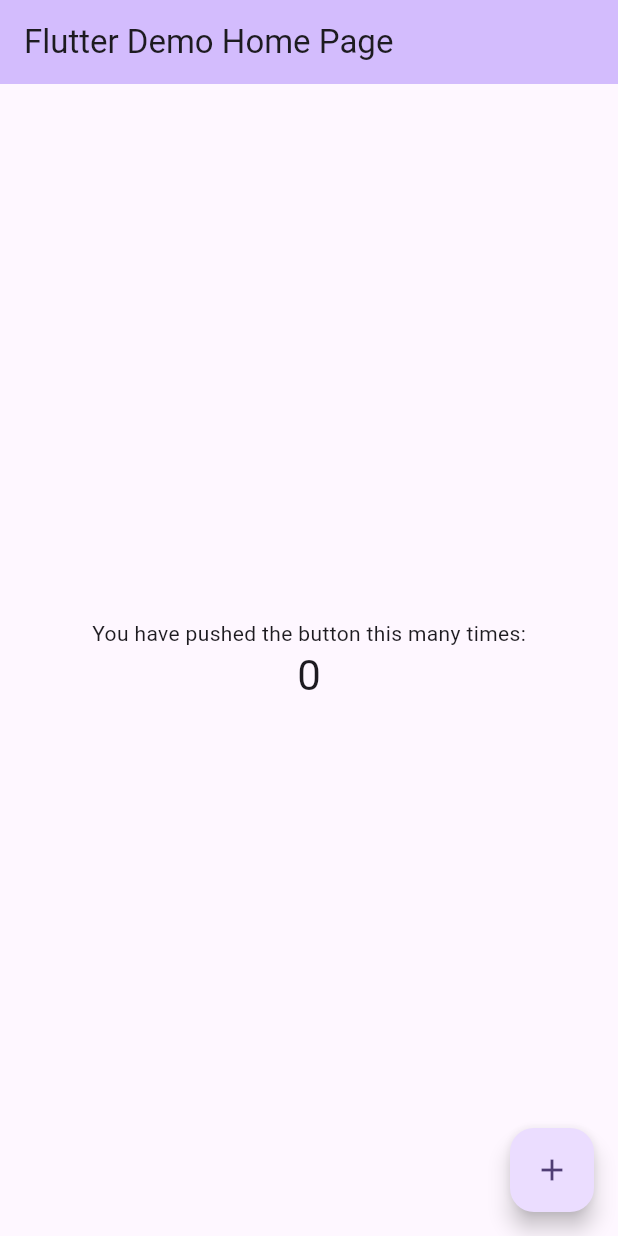
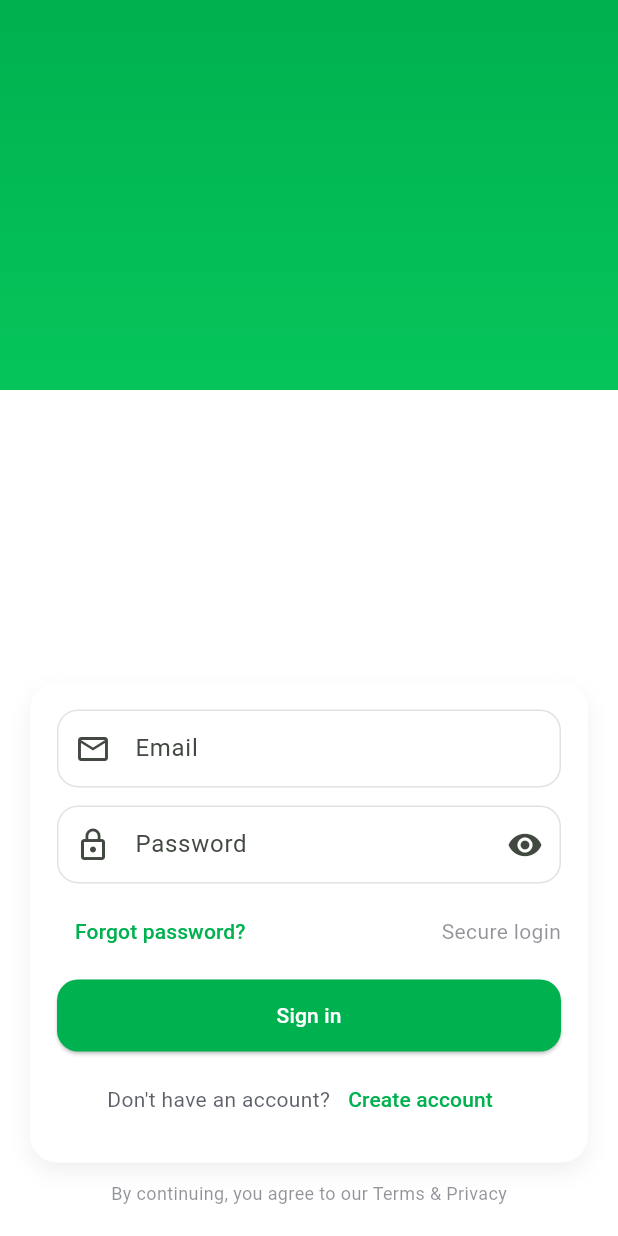
Before and after one commit to Loong0404/Mobile-Assignment, a Flutter app: the screen it shows after launch, on a phone screen of 412 x 824 dp. Run offline on Flutter 3.47's test engine with Material 3 defaults, Android fonts, the phone set to English and light mode, and no system bars.

Commit message:
main page (no design)

```diff
--- /dev/null
+++ b/mobile_assigment/lib/app_router.dart
@@ -0,0 +1,24 @@
+import 'package:flutter/material.dart';
+import 'frontend/home.dart';
+import 'frontend/profile.dart'; // 内含 LoginPage / RegisterPage
+
+class AppRouter {
+  static const login = '/login';
+  static const register = '/register';
+  static const home = '/home';
+  static const appointments = '/appointments';
+  static const booking = '/booking';
+  static const tracking = '/tracking';
+  static const billing = '/billing';
+  static const feedback = '/feedback';
+  static const profile = '/profile';
+
+  static Map<String, WidgetBuilder> routes = {
+    login: (_) => const LoginPage(),
+    register: (_) => const RegisterPage(),
+    home: (_) => const HomePage(),
+
+    // 其余页面先占位，后续你们再填充
+    profile: (_) => const ProfilePage(),
+  };
+}
--- /dev/null
+++ b/mobile_assigment/lib/backend/profile.dart
@@ -0,0 +1,65 @@
+class AuthException implements Exception {
+  final String message;
+  AuthException(this.message);
+}
+
+class User {
+  final String id;
+  final String name;
+  final String email;
+  final String? plateNo;
+  User({
+    required this.id,
+    required this.name,
+    required this.email,
+    this.plateNo,
+  });
+}
+
+/// 你可以后续替换为 Firebase 实现；UI 只依赖这个接口
+abstract class ProfileBackend {
+  static ProfileBackend instance = MockProfileBackend();
+
+  Future<User> signIn(String email, String password);
+  Future<User> register({
+    required String name,
+    required String email,
+    required String password,
+    String? plateNo,
+  });
+}
+
+/// Mock 版：仅用于联调 UI
+class MockProfileBackend implements ProfileBackend {
+  final Map<String, User> _db = {}; // email -> user
+
+  @override
+  Future<User> signIn(String email, String password) async {
+    await Future.delayed(const Duration(milliseconds: 800));
+    final u = _db[email.toLowerCase()];
+    if (u == null) throw AuthException('Account not found, please register');
+    return u;
+  }
+
+  @override
+  Future<User> register({
+    required String name,
+    required String email,
+    required String password,
+    String? plateNo,
+  }) async {
+    await Future.delayed(const Duration(milliseconds: 900));
+    final key = email.toLowerCase();
+    if (_db.containsKey(key)) {
+      throw AuthException('Email already registered');
+    }
+    final user = User(
+      id: DateTime.now().millisecondsSinceEpoch.toString(),
+      name: name,
+      email: key,
+      plateNo: plateNo,
+    );
+    _db[key] = user;
+    return user;
+  }
+}
--- /dev/null
+++ b/mobile_assigment/lib/frontend/profile.dart
@@ -0,0 +1,417 @@
+import 'package:flutter/material.dart';
+import '../app_router.dart';
+import '../main.dart';
+import '../backend/profile.dart';
+
+class LoginPage extends StatefulWidget {
+  const LoginPage({super.key});
+  @override
+  State<LoginPage> createState() => _LoginPageState();
+}
+
+class _LoginPageState extends State<LoginPage> {
+  final _form = GlobalKey<FormState>();
+  final _email = TextEditingController();
+  final _password = TextEditingController();
+  bool _obscure = true;
+  bool _loading = false;
+
+  @override
+  void dispose() {
+    _email.dispose();
+    _password.dispose();
+    super.dispose();
+  }
+
+  Future<void> _submit() async {
+    if (!_form.currentState!.validate()) return;
+    setState(() => _loading = true);
+    try {
+      await ProfileBackend.instance.signIn(_email.text.trim(), _password.text);
+      if (mounted) {
+        Navigator.pushReplacementNamed(context, AppRouter.home);
+      }
+    } on AuthException catch (e) {
+      ScaffoldMessenger.of(
+        context,
+      ).showSnackBar(SnackBar(content: Text(e.message)));
+    } finally {
+      if (mounted) setState(() => _loading = false);
+    }
+  }
+
+  @override
+  Widget build(BuildContext context) {
+    const grabGreen = WmsApp.grabGreen;
+    const grabDark = WmsApp.grabDark;
+
+    return Scaffold(
+      resizeToAvoidBottomInset: true,
+      body: Stack(
+        children: [
+          // 顶部 Grab 绿渐变头图（模仿 Grab 清爽块面）
+          Container(
+            height: 260,
+            decoration: const BoxDecoration(
+              gradient: LinearGradient(
+                colors: [grabGreen, Color(0xFF05C55A)],
+                begin: Alignment.topCenter,
+                end: Alignment.bottomCenter,
+              ),
+            ),
+          ),
+          // 曲线卡片
+          Align(
+            alignment: Alignment.bottomCenter,
+            child: SingleChildScrollView(
+              padding: const EdgeInsets.fromLTRB(20, 80, 20, 20),
+              child: Column(
+                children: [
+                  const SizedBox(height: 28),
+                  // 顶部标题
+                  Column(
+                    crossAxisAlignment: CrossAxisAlignment.start,
+                    children: const [
+                      Text(
+                        'Welcome back',
+                        style: TextStyle(
+                          color: Colors.white,
+                          fontSize: 26,
+                          fontWeight: FontWeight.w600,
+                        ),
+                      ),
+                      SizedBox(height: 8),
+                      Text(
+                        'Sign in to manage your vehicle service',
+                        style: TextStyle(color: Colors.white70),
+                      ),
+                    ],
+                  ),
+                  const SizedBox(height: 18),
+                  // 内容卡片
+                  Container(
+                    padding: const EdgeInsets.all(18),
+                    decoration: BoxDecoration(
+                      color: Colors.white,
+                      borderRadius: BorderRadius.circular(18),
+                      boxShadow: [
+                        BoxShadow(
+                          color: Colors.black.withOpacity(.06),
+                          blurRadius: 12,
+                          offset: const Offset(0, 6),
+                        ),
+                      ],
+                    ),
+                    child: Form(
+                      key: _form,
+                      child: Column(
+                        children: [
+                          TextFormField(
+                            controller: _email,
+                            keyboardType: TextInputType.emailAddress,
+                            decoration: const InputDecoration(
+                              labelText: 'Email',
+                              hintText: 'name@example.com',
+                              prefixIcon: Icon(Icons.email_outlined),
+                            ),
+                            validator: (v) {
+                              if (v == null || v.trim().isEmpty) {
+                                return 'Please enter your email';
+                              }
+                              final ok = RegExp(
+                                r'^[^@]+@[^@]+\.[^@]+$',
+                              ).hasMatch(v.trim());
+                              return ok ? null : 'Invalid email format';
+                            },
+                          ),
+                          const SizedBox(height: 12),
+                          TextFormField(
+                            controller: _password,
+                            obscureText: _obscure,
+                            decoration: InputDecoration(
+                              labelText: 'Password',
+                              prefixIcon: const Icon(Icons.lock_outline),
+                              suffixIcon: IconButton(
+                                icon: Icon(
+                                  _obscure
+                                      ? Icons.visibility
+                                      : Icons.visibility_off,
+                                ),
+                                onPressed: () =>
+                                    setState(() => _obscure = !_obscure),
+                              ),
+                            ),
+                            validator: (v) {
+                              if (v == null || v.isEmpty)
+                                return 'Please enter your password';
+                              if (v.length < 6)
+                                return 'Password must be at least 6 characters';
+                              return null;
+                            },
+                          ),
+                          const SizedBox(height: 8),
+                          Row(
+                            children: [
+                              TextButton(
+                                onPressed: () {
+                                  ScaffoldMessenger.of(context).showSnackBar(
+                                    const SnackBar(
+                                      content: Text(
+                                        'Reset password link sent (mock)',
+                                      ),
+                                    ),
+                                  );
+                                },
+                                child: const Text('Forgot password?'),
+                              ),
+                              const Spacer(),
+                              Text(
+                                'Secure login',
+                                style: TextStyle(
+                                  color: grabDark.withOpacity(.55),
+                                ),
+                              ),
+                            ],
+                          ),
+                          const SizedBox(height: 8),
+                          _loading
+                              ? const Padding(
+                                  padding: EdgeInsets.symmetric(vertical: 8.0),
+                                  child: CircularProgressIndicator(),
+                                )
+                              : ElevatedButton(
+                                  onPressed: _submit,
+                                  child: const Text('Sign in'),
+                                ),
+                          const SizedBox(height: 8),
+                          Row(
+                            mainAxisAlignment: MainAxisAlignment.center,
+                            children: [
+                              Text(
+                                "Don't have an account?",
+                                style: TextStyle(
+                                  color: grabDark.withOpacity(.8),
+                                ),
+                              ),
+                              TextButton(
+                                onPressed: () => Navigator.pushNamed(
+                                  context,
+                                  AppRouter.register,
+                                ),
+                                child: const Text('Create account'),
+                              ),
+                            ],
+                          ),
+                        ],
+                      ),
+                    ),
+                  ),
+                  const SizedBox(height: 12),
+                  // 辅助说明
+                  Text(
+                    'By continuing, you agree to our Terms & Privacy',
+                    style: TextStyle(
+                      color: grabDark.withOpacity(.55),
+                      fontSize: 12,
+                    ),
+                  ),
+                ],
+              ),
+            ),
+          ),
+        ],
+      ),
+    );
+  }
+}
+
+class RegisterPage extends StatefulWidget {
+  const RegisterPage({super.key});
+  @override
+  State<RegisterPage> createState() => _RegisterPageState();
+}
+
+class _RegisterPageState extends State<RegisterPage> {
+  final _form = GlobalKey<FormState>();
+  final _name = TextEditingController();
+  final _email = TextEditingController();
+  final _password = TextEditingController();
+  final _confirm = TextEditingController();
+  final _plate = TextEditingController();
+  bool _obscure1 = true, _obscure2 = true;
+  bool _loading = false;
+
+  @override
+  void dispose() {
+    _name.dispose();
+    _email.dispose();
+    _password.dispose();
+    _confirm.dispose();
+    _plate.dispose();
+    super.dispose();
+  }
+
+  Future<void> _submit() async {
+    if (!_form.currentState!.validate()) return;
+    setState(() => _loading = true);
+    try {
+      await ProfileBackend.instance.register(
+        name: _name.text.trim(),
+        email: _email.text.trim(),
+        password: _password.text,
+        plateNo: _plate.text.trim(),
+      );
+      if (mounted) {
+        // 注册成功 → 返回登录或直接进首页
+        Navigator.pushNamedAndRemoveUntil(
+          context,
+          AppRouter.home,
+          (_) => false,
+        );
+      }
+    } on AuthException catch (e) {
+      ScaffoldMessenger.of(
+        context,
+      ).showSnackBar(SnackBar(content: Text(e.message)));
+    } finally {
+      if (mounted) setState(() => _loading = false);
+    }
+  }
+
+  @override
+  Widget build(BuildContext context) {
+    const grabGreen = WmsApp.grabGreen;
+
+    return Scaffold(
+      appBar: AppBar(title: const Text('Create your account')),
+      body: SingleChildScrollView(
+        padding: const EdgeInsets.fromLTRB(20, 12, 20, 24),
+        child: Form(
+          key: _form,
+          child: Column(
+            crossAxisAlignment: CrossAxisAlignment.start,
+            children: [
+              // 顶部品牌色标题条
+              Container(
+                padding: const EdgeInsets.all(14),
+                decoration: BoxDecoration(
+                  color: grabGreen.withOpacity(.08),
+                  borderRadius: BorderRadius.circular(14),
+                ),
+                child: const Text(
+                  'Join WMS — book services, track progress, and pay bills easily.',
+                  style: TextStyle(fontWeight: FontWeight.w600),
+                ),
+              ),
+              const SizedBox(height: 16),
+
+              TextFormField(
+                controller: _name,
+                decoration: const InputDecoration(
+                  labelText: 'Full name',
+                  prefixIcon: Icon(Icons.person_outline),
+                ),
+                validator: (v) => (v == null || v.trim().isEmpty)
+                    ? 'Please enter your name'
+                    : null,
+              ),
+              const SizedBox(height: 12),
+
+              TextFormField(
+                controller: _email,
+                keyboardType: TextInputType.emailAddress,
+                decoration: const InputDecoration(
+                  labelText: 'Email',
+                  hintText: 'name@example.com',
+                  prefixIcon: Icon(Icons.email_outlined),
+                ),
+                validator: (v) {
+                  if (v == null || v.trim().isEmpty)
+                    return 'Please enter your email';
+                  final ok = RegExp(r'^[^@]+@[^@]+\.[^@]+$').hasMatch(v.trim());
+                  return ok ? null : 'Invalid email format';
+                },
+              ),
+              const SizedBox(height: 12),
+
+              TextFormField(
+                controller: _plate,
+                decoration: const InputDecoration(
+                  labelText: 'Car plate (optional)',
+                  prefixIcon: Icon(Icons.directions_car_outlined),
+                ),
+              ),
+              const SizedBox(height: 12),
+
+              TextFormField(
+                controller: _password,
+                obscureText: _obscure1,
+                decoration: InputDecoration(
+                  labelText: 'Password',
+                  prefixIcon: const Icon(Icons.lock_outline),
+                  suffixIcon: IconButton(
+                    onPressed: () => setState(() => _obscure1 = !_obscure1),
+                    icon: Icon(
+                      _obscure1 ? Icons.visibility : Icons.visibility_off,
+                    ),
+                  ),
+                ),
+                validator: (v) {
+                  if (v == null || v.isEmpty) return 'Please set a password';
+                  if (v.length < 6) return 'At least 6 characters';
+                  return null;
+                },
+              ),
+              const SizedBox(height: 12),
+
+              TextFormField(
+                controller: _confirm,
+                obscureText: _obscure2,
+                decoration: InputDecoration(
+                  labelText: 'Confirm password',
+                  prefixIcon: const Icon(Icons.lock_person_outlined),
+                  suffixIcon: IconButton(
+                    onPressed: () => setState(() => _obscure2 = !_obscure2),
+                    icon: Icon(
+                      _obscure2 ? Icons.visibility : Icons.visibility_off,
+                    ),
+                  ),
+                ),
+                validator: (v) =>
+                    (v != _password.text) ? 'Passwords do not match' : null,
+              ),
+              const SizedBox(height: 16),
+
+              _loading
+                  ? const Center(child: CircularProgressIndicator())
+                  : ElevatedButton(
+                      onPressed: _submit,
+                      child: const Text('Create account'),
+                    ),
+              const SizedBox(height: 8),
+              Center(
+                child: TextButton(
+                  onPressed: () =>
+                      Navigator.pushReplacementNamed(context, AppRouter.login),
+                  child: const Text('Already have an account? Sign in'),
+                ),
+              ),
+            ],
+          ),
+        ),
+      ),
+    );
+  }
+}
+
+// 个人资料占位（你后续做）
+class ProfilePage extends StatelessWidget {
+  const ProfilePage({super.key});
+  @override
+  Widget build(BuildContext context) {
+    return Scaffold(
+      appBar: AppBar(title: const Text('Profile')),
+      body: const Center(child: Text('Profile UI (to be implemented)')),
+    );
+  }
+}
--- a/mobile_assigment/lib/main.dart
+++ b/mobile_assigment/lib/main.dart
@@ -1,122 +1,69 @@
 import 'package:flutter/material.dart';
+import 'app_router.dart';
 
 void main() {
-  runApp(const MyApp());
+  runApp(const WmsApp());
 }
 
-class MyApp extends StatelessWidget {
-  const MyApp({super.key});
+class WmsApp extends StatelessWidget {
+  const WmsApp({super.key});
 
-  // This widget is the root of your application.
+  static const grabGreen = Color(0xFF00B14F); // Grab signature green
+  static const grabDark = Color(0xFF363A45); // Supporting dark
+
   @override
   Widget build(BuildContext context) {
+    final colorScheme = ColorScheme.fromSeed(
+      seedColor: grabGreen,
+      brightness: Brightness.light,
+    );
+
     return MaterialApp(
-      title: 'Flutter Demo',
+      title: 'WMS Customer',
+      debugShowCheckedModeBanner: false,
       theme: ThemeData(
-        // This is the theme of your application.
-        //
-        // TRY THIS: Try running your application with "flutter run". You'll see
-        // the application has a purple toolbar. Then, without quitting the app,
-        // try changing the seedColor in the colorScheme below to Colors.green
-        // and then invoke "hot reload" (save your changes or press the "hot
-        // reload" button in a Flutter-supported IDE, or press "r" if you used
-        // the command line to start the app).
-        //
-        // Notice that the counter didn't reset back to zero; the application
-        // state is not lost during the reload. To reset the state, use hot
-        // restart instead.
-        //
-        // This works for code too, not just values: Most code changes can be
-        // tested with just a hot reload.
-        colorScheme: ColorScheme.fromSeed(seedColor: Colors.deepPurple),
+        useMaterial3: true,
+        colorScheme: colorScheme,
+        scaffoldBackgroundColor: Colors.white,
+        textButtonTheme: TextButtonThemeData(
+          style: TextButton.styleFrom(foregroundColor: grabGreen),
+        ),
+        elevatedButtonTheme: ElevatedButtonThemeData(
+          style: ElevatedButton.styleFrom(
+            backgroundColor: grabGreen,
+            foregroundColor: Colors.white,
+            minimumSize: const Size.fromHeight(48),
+            shape: RoundedRectangleBorder(
+              borderRadius: BorderRadius.circular(14),
+            ),
+          ),
+        ),
+        inputDecorationTheme: InputDecorationTheme(
+          filled: true,
+          fillColor: Colors.white,
+          contentPadding: const EdgeInsets.symmetric(
+            horizontal: 16,
+            vertical: 14,
+          ),
+          border: OutlineInputBorder(borderRadius: BorderRadius.circular(14)),
+          enabledBorder: OutlineInputBorder(
+            borderRadius: BorderRadius.circular(14),
+            borderSide: BorderSide(color: grabDark.withOpacity(.15)),
+          ),
+          focusedBorder: OutlineInputBorder(
+            borderRadius: BorderRadius.circular(14),
+            borderSide: const BorderSide(color: grabGreen, width: 1.4),
+          ),
+        ),
+        appBarTheme: const AppBarTheme(
+          centerTitle: true,
+          elevation: 0,
+          backgroundColor: Colors.white,
+          foregroundColor: Colors.black87,
+        ),
       ),
-      home: const MyHomePage(title: 'Flutter Demo Home Page'),
+      initialRoute: AppRouter.login,
+      routes: AppRouter.routes,
     );
   }
 }
-
-class MyHomePage extends StatefulWidget {
-  const MyHomePage({super.key, required this.title});
-
-  // This widget is the home page of your application. It is stateful, meaning
-  // that it has a State object (defined below) that contains fields that affect
-  // how it looks.
-
-  // This class is the configuration for the state. It holds the values (in this
-  // case the title) provided by the parent (in this case the App widget) and
-  // used by the build method of the State. Fields in a Widget subclass are
-  // always marked "final".
-
-  final String title;
-
-  @override
-  State<MyHomePage> createState() => _MyHomePageState();
-}
-
-class _MyHomePageState extends State<MyHomePage> {
-  int _counter = 0;
-
-  void _incrementCounter() {
-    setState(() {
-      // This call to setState tells the Flutter framework that something has
-      // changed in this State, which causes it to rerun the build method below
-      // so that the display can reflect the updated values. If we changed
-      // _counter without calling setState(), then the build method would not be
-      // called again, and so nothing would appear to happen.
-      _counter++;
-    });
-  }
-
-  @override
-  Widget build(BuildContext context) {
-    // This method is rerun every time setState is called, for instance as done
-    // by the _incrementCounter method above.
-    //
-    // The Flutter framework has been optimized to make rerunning build methods
-    // fast, so that you can just rebuild anything that needs updating rather
-    // than having to individually change instances of widgets.
-    return Scaffold(
-      appBar: AppBar(
-        // TRY THIS: Try changing the color here to a specific color (to
-        // Colors.amber, perhaps?) and trigger a hot reload to see the AppBar
-        // change color while the other colors stay the same.
-        backgroundColor: Theme.of(context).colorScheme.inversePrimary,
-        // Here we take the value from the MyHomePage object that was created by
-        // the App.build method, and use it to set our appbar title.
-        title: Text(widget.title),
-      ),
-      body: Center(
-        // Center is a layout widget. It takes a single child and positions it
-        // in the middle of the parent.
-        child: Column(
-          // Column is also a layout widget. It takes a list of children and
-          // arranges them vertically. By default, it sizes itself to fit its
-          // children horizontally, and tries to be as tall as its parent.
-          //
-          // Column has various properties to control how it sizes itself and
-          // how it positions its children. Here we use mainAxisAlignment to
-          // center the children vertically; the main axis here is the vertical
-          // axis because Columns are vertical (the cross axis would be
-          // horizontal).
-          //
-          // TRY THIS: Invoke "debug painting" (choose the "Toggle Debug Paint"
-          // action in the IDE, or press "p" in the console), to see the
-          // wireframe for each widget.
-          mainAxisAlignment: MainAxisAlignment.center,
-          children: <Widget>[
-            const Text('You have pushed the button this many times:'),
-            Text(
-              '$_counter',
-              style: Theme.of(context).textTheme.headlineMedium,
-            ),
-          ],
-        ),
-      ),
-      floatingActionButton: FloatingActionButton(
-        onPressed: _incrementCounter,
-        tooltip: 'Increment',
-        child: const Icon(Icons.add),
-      ), // This trailing comma makes auto-formatting nicer for build methods.
-    );
-  }
-}
```
Also changed, not shown: mobile_assigment/lib/frontend/home.dart (added, +35 -0 lines), 1 other file.
